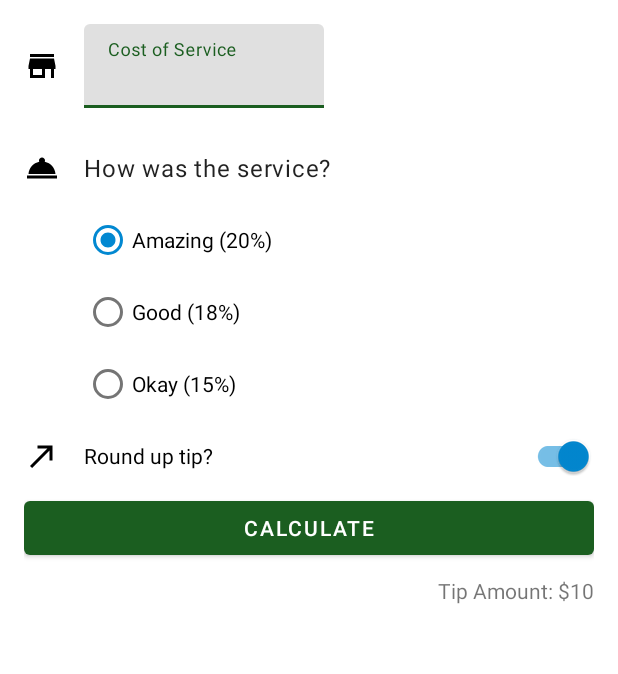
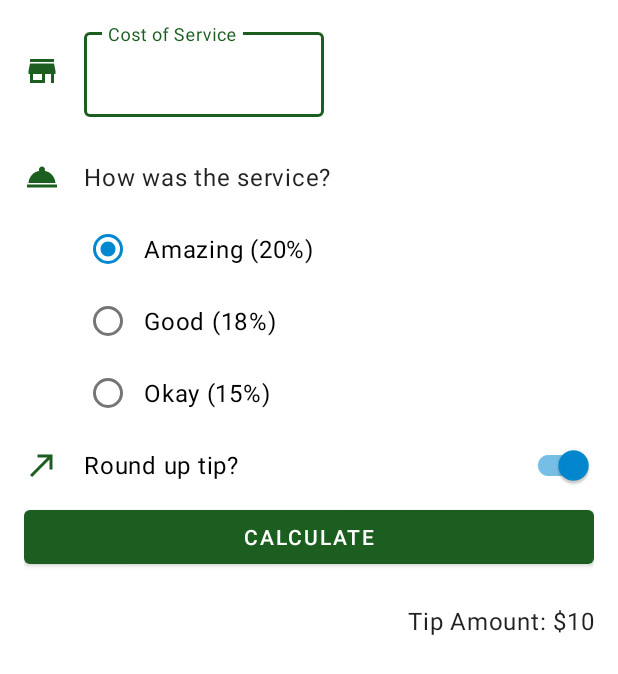
Before and after one commit to pallabez/Kotlin, an Android app: the layout activity_main.xml on its own in the app's theme, with its tools: preview values and no code run, on a phone screen of 412 x 824 dp. Shown: the top 674 px of the screen. Run offline under Robolectric (Android 15) with nearby library versions, the phone set to English and light mode, and no system bars.

```diff
--- a/TipTime/app/src/main/java/com/example/tiptime/MainActivity.kt
+++ b/TipTime/app/src/main/java/com/example/tiptime/MainActivity.kt
@@ -1,7 +1,12 @@
 package com.example.tiptime
 
+import android.content.Context
 import androidx.appcompat.app.AppCompatActivity
 import android.os.Bundle
+import android.view.KeyEvent
+import android.view.View
+import android.view.inputmethod.InputMethodManager
+import androidx.core.content.ContextCompat.getSystemService
 import com.example.tiptime.databinding.ActivityMainBinding
 import java.text.NumberFormat
 
@@ -13,6 +18,7 @@ class MainActivity : AppCompatActivity() {
         binding = ActivityMainBinding.inflate(layoutInflater)
         setContentView(binding.root)
         binding.calculateButton.setOnClickListener { calculateTip() }
+        binding.costOfServiceEditText.setOnKeyListener { view, keyCode, _ -> handleKeyEvent(view, keyCode)}
     }
 
     private fun calculateTip() {
@@ -43,4 +49,13 @@ class MainActivity : AppCompatActivity() {
         binding.tipResult.text = getString(R.string.tip_amount, formattedTip)
     }
 
+    private fun handleKeyEvent(view: View, keyCode: Int): Boolean {
+        if(keyCode == KeyEvent.KEYCODE_ENTER)  {
+            // Hide the keyboard
+            val inputMethodManager = getSystemService(Context.INPUT_METHOD_SERVICE) as InputMethodManager
+            inputMethodManager.hideSoftInputFromWindow(view.windowToken, 0)
+            return true
+        }
+        return false
+    }
 }
--- a/TipTime/app/src/main/res/drawable/ic_round_up.xml
+++ b/TipTime/app/src/main/res/drawable/ic_round_up.xml
@@ -1,5 +1,10 @@
-<vector android:height="24dp" android:tint="#000000"
-    android:viewportHeight="24" android:viewportWidth="24"
-    android:width="24dp" xmlns:android="http://schemas.android.com/apk/res/android">
-    <path android:fillColor="@android:color/white" android:pathData="M9,5v2h6.59L4,18.59 5.41,20 17,8.41V15h2V5z"/>
+<vector xmlns:android="http://schemas.android.com/apk/res/android"
+    android:width="24dp"
+    android:height="24dp"
+    android:tint="?attr/colorPrimary"
+    android:viewportWidth="24"
+    android:viewportHeight="24">
+    <path
+        android:fillColor="@android:color/white"
+        android:pathData="M9,5v2h6.59L4,18.59 5.41,20 17,8.41V15h2V5z" />
 </vector>
--- a/TipTime/app/src/main/res/drawable/ic_service.xml
+++ b/TipTime/app/src/main/res/drawable/ic_service.xml
@@ -1,5 +1,10 @@
-<vector android:height="24dp" android:tint="#000000"
-    android:viewportHeight="24" android:viewportWidth="24"
-    android:width="24dp" xmlns:android="http://schemas.android.com/apk/res/android">
-    <path android:fillColor="@android:color/white" android:pathData="M2,17h20v2L2,19zM13.84,7.79c0.1,-0.24 0.16,-0.51 0.16,-0.79 0,-1.1 -0.9,-2 -2,-2s-2,0.9 -2,2c0,0.28 0.06,0.55 0.16,0.79C6.25,8.6 3.27,11.93 3,16h18c-0.27,-4.07 -3.25,-7.4 -7.16,-8.21z"/>
+<vector xmlns:android="http://schemas.android.com/apk/res/android"
+    android:width="24dp"
+    android:height="24dp"
+    android:tint="?attr/colorPrimary"
+    android:viewportWidth="24"
+    android:viewportHeight="24">
+    <path
+        android:fillColor="@android:color/white"
+        android:pathData="M2,17h20v2L2,19zM13.84,7.79c0.1,-0.24 0.16,-0.51 0.16,-0.79 0,-1.1 -0.9,-2 -2,-2s-2,0.9 -2,2c0,0.28 0.06,0.55 0.16,0.79C6.25,8.6 3.27,11.93 3,16h18c-0.27,-4.07 -3.25,-7.4 -7.16,-8.21z" />
 </vector>
--- a/TipTime/app/src/main/res/drawable/ic_store.xml
+++ b/TipTime/app/src/main/res/drawable/ic_store.xml
@@ -1,5 +1,10 @@
-<vector android:height="24dp" android:tint="#000000"
-    android:viewportHeight="24" android:viewportWidth="24"
-    android:width="24dp" xmlns:android="http://schemas.android.com/apk/res/android">
-    <path android:fillColor="@android:color/white" android:pathData="M20,4L4,4v2h16L20,4zM21,14v-2l-1,-5L4,7l-1,5v2h1v6h10v-6h4v6h2v-6h1zM12,18L6,18v-4h6v4z"/>
+<vector xmlns:android="http://schemas.android.com/apk/res/android"
+    android:width="24dp"
+    android:height="24dp"
+    android:tint="?attr/colorPrimary"
+    android:viewportWidth="24"
+    android:viewportHeight="24">
+    <path
+        android:fillColor="@android:color/white"
+        android:pathData="M20,4L4,4v2h16L20,4zM21,14v-2l-1,-5L4,7l-1,5v2h1v6h10v-6h4v6h2v-6h1zM12,18L6,18v-4h6v4z" />
 </vector>
--- a/TipTime/app/src/main/res/layout/activity_main.xml
+++ b/TipTime/app/src/main/res/layout/activity_main.xml
@@ -1,4 +1,10 @@
 <?xml version="1.0" encoding="utf-8"?>
+<ScrollView xmlns:android="http://schemas.android.com/apk/res/android"
+    xmlns:app="http://schemas.android.com/apk/res-auto"
+    xmlns:tools="http://schemas.android.com/tools"
+    android:layout_width="match_parent"
+    android:layout_height="match_parent">
+
     <androidx.constraintlayout.widget.ConstraintLayout xmlns:android="http://schemas.android.com/apk/res/android"
         xmlns:app="http://schemas.android.com/apk/res-auto"
         xmlns:tools="http://schemas.android.com/tools"
@@ -12,17 +18,17 @@
             android:layout_width="wrap_content"
             android:layout_height="wrap_content"
             android:importantForAccessibility="no"
-        app:srcCompat="@drawable/ic_store"
+            app:layout_constraintBottom_toBottomOf="@id/cost_of_service"
             app:layout_constraintStart_toStartOf="parent"
             app:layout_constraintTop_toTopOf="@id/cost_of_service"
-        app:layout_constraintBottom_toBottomOf="@id/cost_of_service"/>
+            app:srcCompat="@drawable/ic_store" />
 
         <com.google.android.material.textfield.TextInputLayout
             android:id="@+id/cost_of_service"
             android:layout_width="160dp"
             android:layout_height="wrap_content"
+            android:layout_marginStart="16dp"
             android:hint="@string/cost_of_service"
-        android:layout_marginStart="16dp"
             app:layout_constraintStart_toEndOf="@id/icon_cost_of_service"
             app:layout_constraintTop_toTopOf="parent">
 
@@ -39,19 +45,19 @@
             android:layout_width="wrap_content"
             android:layout_height="wrap_content"
             android:importantForAccessibility="no"
-        app:srcCompat="@drawable/ic_service"
+            app:layout_constraintBottom_toBottomOf="@id/service_question"
             app:layout_constraintStart_toStartOf="parent"
             app:layout_constraintTop_toTopOf="@id/service_question"
-        app:layout_constraintBottom_toBottomOf="@id/service_question"/>
+            app:srcCompat="@drawable/ic_service" />
 
         <TextView
             android:id="@+id/service_question"
             style="@style/Widget.TipTime.TextView"
             android:layout_width="wrap_content"
             android:layout_height="wrap_content"
+            android:layout_marginStart="16dp"
+            android:layout_marginTop="16dp"
             android:text="@string/how_was_the_service"
-        android:layout_marginTop="16dp"
-        android:layout_marginStart="16dp"
             app:layout_constraintStart_toEndOf="@id/icon_service_question"
             app:layout_constraintTop_toBottomOf="@id/cost_of_service" />
 
@@ -88,18 +94,18 @@
             android:layout_width="wrap_content"
             android:layout_height="wrap_content"
             android:importantForAccessibility="no"
-        app:srcCompat="@drawable/ic_round_up"
+            app:layout_constraintBottom_toBottomOf="@id/round_up_switch"
             app:layout_constraintStart_toStartOf="parent"
             app:layout_constraintTop_toTopOf="@id/round_up_switch"
-        app:layout_constraintBottom_toBottomOf="@id/round_up_switch"/>
+            app:srcCompat="@drawable/ic_round_up" />
 
         <com.google.android.material.switchmaterial.SwitchMaterial
             android:id="@+id/round_up_switch"
             android:layout_width="0dp"
             android:layout_height="wrap_content"
+            android:layout_marginStart="16dp"
             android:checked="true"
             android:text="@string/round_up_tip"
-        android:layout_marginStart="16dp"
             app:layout_constraintEnd_toEndOf="parent"
             app:layout_constraintStart_toEndOf="@id/icon_round_up"
             app:layout_constraintTop_toBottomOf="@id/tip_options" />
@@ -115,6 +121,7 @@
 
         <TextView
             android:id="@+id/tip_result"
+            style="@style/Widget.TipTime.TextView"
             android:layout_width="wrap_content"
             android:layout_height="wrap_content"
             android:layout_marginTop="8dp"
@@ -122,3 +129,4 @@
             app:layout_constraintTop_toBottomOf="@id/calculate_button"
             tools:text="Tip Amount: $10" />
     </androidx.constraintlayout.widget.ConstraintLayout>
+</ScrollView>
--- a/TipTime/app/src/main/res/values-night/themes.xml
+++ b/TipTime/app/src/main/res/values-night/themes.xml
@@ -12,5 +12,8 @@
         <!-- Status bar color. -->
         <item name="android:statusBarColor" tools:targetApi="l">?attr/colorPrimaryVariant</item>
         <!-- Customize your theme here. -->
+        <item name="textInputStyle">@style/Widget.MaterialComponents.TextInputLayout.OutlinedBox</item>
+        <item name="radioButtonStyle">@style/Widget.TipTime.CompoundButton.RadioButton</item>
+        <item name="switchStyle">@style/Widget.TipTime.CompoundButton.Switch</item>
     </style>
 </resources>
--- /dev/null
+++ b/TipTime/app/src/main/res/values/dimens.xml
@@ -0,0 +1,4 @@
+<?xml version="1.0" encoding="utf-8"?>
+<resources>
+    <dimen name="min_text_height">48dp</dimen>
+</resources>
--- a/TipTime/app/src/main/res/values/styles.xml
+++ b/TipTime/app/src/main/res/values/styles.xml
@@ -2,8 +2,20 @@
 <resources>
 
     <style name="Widget.TipTime.TextView" parent="Widget.MaterialComponents.TextView">
-        <item name="android:minHeight">48dp</item>
+        <item name="android:minHeight">@dimen/min_text_height</item>
         <item name="android:gravity">center_vertical</item>
         <item name="android:textAppearance">?attr/textAppearanceBody1</item>
     </style>
+
+    <style name="Widget.TipTime.CompoundButton.Switch" parent="Widget.MaterialComponents.CompoundButton.Switch">
+        <item name="android:minHeight">@dimen/min_text_height</item>
+        <item name="android:gravity">center_vertical</item>
+        <item name="android:textAppearance">?attr/textAppearanceBody1</item>
+    </style>
+
+    <style name="Widget.TipTime.CompoundButton.RadioButton" parent="Widget.MaterialComponents.CompoundButton.RadioButton">
+        <item name="android:paddingStart">8dp</item>
+        <item name="android:textAppearance">?attr/textAppearanceBody1</item>
+    </style>
+
 </resources>
--- a/TipTime/app/src/main/res/values/themes.xml
+++ b/TipTime/app/src/main/res/values/themes.xml
@@ -12,5 +12,8 @@
         <!-- Status bar color. -->
         <item name="android:statusBarColor" tools:targetApi="l">?attr/colorPrimaryVariant</item>
         <!-- Customize your theme here. -->
+        <item name="textInputStyle">@style/Widget.MaterialComponents.TextInputLayout.OutlinedBox</item>
+        <item name="radioButtonStyle">@style/Widget.TipTime.CompoundButton.RadioButton</item>
+        <item name="switchStyle">@style/Widget.TipTime.CompoundButton.Switch</item>
     </style>
 </resources>
```
Also changed, not shown: 1 other file. Lines whose indentation alone changed are shown as unchanged.
